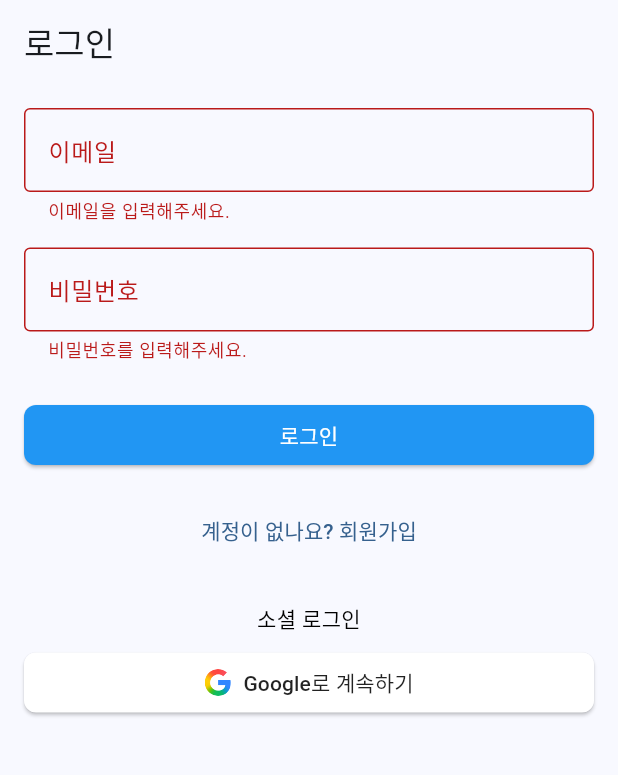
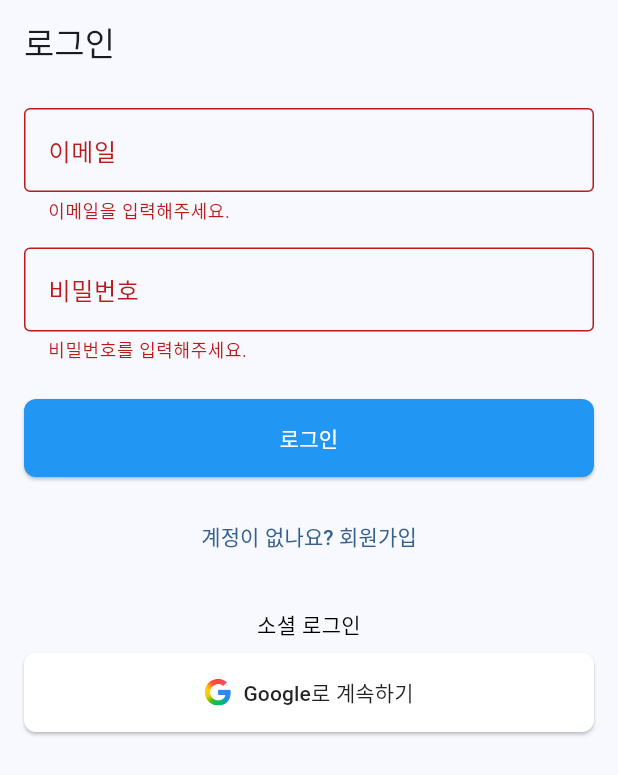
Before and after one commit to lbo728/lit-goal, a Flutter app: the screen it shows after launch, after a tap on "로그인", on a phone screen of 412 x 824 dp. Shown: the top 775 px of the screen. Run offline on Flutter 3.47's test engine with Material 3 defaults, Android fonts, the phone set to English and light mode, and no system bars; our stand-ins replace fl_chart, flutter_dotenv, flutter_svg, image_picker, supabase_flutter; accounts and stored records are empty.

Commit message:
feat(login): improve ui status

```diff
--- a/lib/main.dart
+++ b/lib/main.dart
@@ -5,8 +5,7 @@ import 'package:lit_goal/ui/reading/widgets/reading_chart_screen.dart';
 import 'package:supabase_flutter/supabase_flutter.dart';
 import 'package:provider/provider.dart';
 import 'package:lit_goal/ui/book/widgets/book_list_screen.dart';
-import 'package:lit_goal/ui/calendar/widgets/calendar_screen.dart';
-import 'package:lit_goal/ui/home/widgets/home_screen.dart';
+
 import 'package:lit_goal/ui/reading/widgets/reading_start_screen.dart';
 import 'package:lit_goal/config/app_config.dart';
 import 'package:lit_goal/data/repositories/book_repository.dart';
--- a/lib/ui/auth/widgets/login_screen.dart
+++ b/lib/ui/auth/widgets/login_screen.dart
@@ -15,7 +15,8 @@ class _LoginScreenState extends State<LoginScreen> {
   final _formKey = GlobalKey<FormState>();
   final _emailController = TextEditingController();
   final _passwordController = TextEditingController();
-  bool _isLoading = false;
+  bool _isEmailLoading = false;
+  bool _isGoogleLoading = false;
   bool _isSignUp = false;
   String? _name;
 
@@ -29,11 +30,12 @@ class _LoginScreenState extends State<LoginScreen> {
   Future<void> _handleEmailAuth() async {
     if (!_formKey.currentState!.validate()) return;
 
-    setState(() => _isLoading = true);
+    setState(() => _isEmailLoading = true);
 
     final authService = context.read<AuthService>();
     String? errorMessage;
 
+    try {
       if (_isSignUp) {
         errorMessage = await authService.signUpWithEmail(
           email: _emailController.text,
@@ -47,33 +49,103 @@ class _LoginScreenState extends State<LoginScreen> {
         );
       }
 
-    setState(() => _isLoading = false);
+      setState(() => _isEmailLoading = false);
 
       if (errorMessage != null && mounted) {
         ScaffoldMessenger.of(context).showSnackBar(
-        SnackBar(content: Text(mapAuthError(errorMessage))),
+          SnackBar(
+            content: Text(mapAuthError(errorMessage)),
+            backgroundColor: Colors.red,
+          ),
         );
+      } else if (mounted) {
+        if (!_isSignUp) {
+          ScaffoldMessenger.of(context).showSnackBar(
+            const SnackBar(
+              content: Text('로그인에 성공했습니다!'),
+              backgroundColor: Colors.green,
+              duration: Duration(seconds: 2),
+            ),
+          );
+
+          await Future.delayed(const Duration(milliseconds: 500));
+          if (mounted) {
+            Navigator.pushAndRemoveUntil(
+              context,
+              MaterialPageRoute(builder: (_) => const MainScreen()),
+              (route) => false,
+            );
+          }
+        } else {
+          ScaffoldMessenger.of(context).showSnackBar(
+            const SnackBar(
+              content: Text('회원가입이 완료되었습니다. 이메일을 확인해주세요.'),
+              backgroundColor: Colors.green,
+              duration: Duration(seconds: 3),
+            ),
+          );
+          setState(() => _isSignUp = false);
+        }
+      }
+    } catch (e) {
+      setState(() => _isEmailLoading = false);
+      if (mounted) {
+        ScaffoldMessenger.of(context).showSnackBar(
+          SnackBar(
+            content: Text('오류가 발생했습니다: $e'),
+            backgroundColor: Colors.red,
+          ),
+        );
+      }
     }
   }
 
   Future<void> _handleSocialAuth(
       Future<String?> Function() signInMethod) async {
-    setState(() => _isLoading = true);
+    setState(() => _isGoogleLoading = true);
 
+    try {
       final errorMessage = await signInMethod();
 
-    setState(() => _isLoading = false);
+      setState(() => _isGoogleLoading = false);
 
       if (errorMessage != null && mounted) {
         ScaffoldMessenger.of(context).showSnackBar(
-        SnackBar(content: Text(mapAuthError(errorMessage))),
+          SnackBar(
+            content: Text(mapAuthError(errorMessage)),
+            backgroundColor: Colors.red,
+          ),
         );
       } else if (mounted) {
+        // 소셜 로그인 성공
+        ScaffoldMessenger.of(context).showSnackBar(
+          const SnackBar(
+            content: Text('로그인에 성공했습니다!'),
+            backgroundColor: Colors.green,
+            duration: Duration(seconds: 2),
+          ),
+        );
+
+        // 잠시 후 메인 화면으로 이동
+        await Future.delayed(const Duration(milliseconds: 500));
+        if (mounted) {
           Navigator.pushAndRemoveUntil(
             context,
             MaterialPageRoute(builder: (_) => const MainScreen()),
             (route) => false,
           );
+        }
+      }
+    } catch (e) {
+      setState(() => _isGoogleLoading = false);
+      if (mounted) {
+        ScaffoldMessenger.of(context).showSnackBar(
+          SnackBar(
+            content: Text('오류가 발생했습니다: $e'),
+            backgroundColor: Colors.red,
+          ),
+        );
+      }
     }
   }
 
@@ -95,6 +167,8 @@ class _LoginScreenState extends State<LoginScreen> {
 
   @override
   Widget build(BuildContext context) {
+    final isAnyLoading = _isEmailLoading || _isGoogleLoading;
+
     return Scaffold(
       appBar: AppBar(
         title: Text(_isSignUp ? '회원가입' : '로그인'),
@@ -113,6 +187,7 @@ class _LoginScreenState extends State<LoginScreen> {
                     border: OutlineInputBorder(),
                   ),
                   onChanged: (value) => _name = value,
+                  enabled: !isAnyLoading,
                 ),
                 const SizedBox(height: 16),
               ],
@@ -123,6 +198,7 @@ class _LoginScreenState extends State<LoginScreen> {
                   border: OutlineInputBorder(),
                 ),
                 keyboardType: TextInputType.emailAddress,
+                enabled: !isAnyLoading,
                 validator: (value) {
                   if (value == null || value.isEmpty) {
                     return '이메일을 입력해주세요.';
@@ -141,6 +217,7 @@ class _LoginScreenState extends State<LoginScreen> {
                   border: OutlineInputBorder(),
                 ),
                 obscureText: true,
+                enabled: !isAnyLoading,
                 validator: (value) {
                   if (value == null || value.isEmpty) {
                     return '비밀번호를 입력해주세요.';
@@ -153,19 +230,30 @@ class _LoginScreenState extends State<LoginScreen> {
               ),
               const SizedBox(height: 24),
               ElevatedButton(
-                onPressed: _isLoading ? null : _handleEmailAuth,
+                onPressed: _isEmailLoading ? null : _handleEmailAuth,
                 style: ElevatedButton.styleFrom(
                   backgroundColor: Colors.blue,
                   foregroundColor: Colors.white,
                   shape: RoundedRectangleBorder(
                     borderRadius: BorderRadius.circular(8),
                   ),
+                  padding: const EdgeInsets.symmetric(vertical: 16),
                 ),
-                child: Text(_isSignUp ? '회원가입' : '로그인'),
+                child: _isEmailLoading
+                    ? const SizedBox(
+                        width: 20,
+                        height: 20,
+                        child: CircularProgressIndicator(
+                          strokeWidth: 2,
+                          valueColor:
+                              AlwaysStoppedAnimation<Color>(Colors.white),
+                        ),
+                      )
+                    : Text(_isSignUp ? '회원가입' : '로그인'),
               ),
               const SizedBox(height: 16),
               TextButton(
-                onPressed: _isLoading
+                onPressed: isAnyLoading
                     ? null
                     : () => setState(() => _isSignUp = !_isSignUp),
                 child: Text(_isSignUp ? '이미 계정이 있나요? 로그인' : '계정이 없나요? 회원가입'),
@@ -180,24 +268,9 @@ class _LoginScreenState extends State<LoginScreen> {
                   color: Colors.black,
                 ),
               ),
-              // const SizedBox(height: 16),
-              // ElevatedButton(
-              //   onPressed: _isLoading
-              //       ? null
-              //       : () => _handleSocialAuth(
-              //             context.read<AuthService>().signInWithKakao,
-              //           ),
-              //   style: ElevatedButton.styleFrom(
-              //     backgroundColor: const Color(0xFFFEE500),
-              //     foregroundColor: Colors.black87,
-              //   ),
-              //   child: const Text('카카오로 계속하기'),
-              // ),
-              const SizedBox(
-                height: 8,
-              ),
+              const SizedBox(height: 8),
               ElevatedButton(
-                onPressed: _isLoading
+                onPressed: _isGoogleLoading
                     ? null
                     : () => _handleSocialAuth(
                           context.read<AuthService>().signInWithGoogle,
@@ -208,18 +281,27 @@ class _LoginScreenState extends State<LoginScreen> {
                   shape: RoundedRectangleBorder(
                     borderRadius: BorderRadius.circular(8),
                   ),
+                  padding: const EdgeInsets.symmetric(vertical: 16),
                 ),
-                child: Row(
-                  mainAxisSize: MainAxisSize.min,
+                child: _isGoogleLoading
+                    ? const SizedBox(
+                        width: 20,
+                        height: 20,
+                        child: CircularProgressIndicator(
+                          strokeWidth: 2,
+                          valueColor:
+                              AlwaysStoppedAnimation<Color>(Colors.black87),
+                        ),
+                      )
+                    : Row(
+                        mainAxisAlignment: MainAxisAlignment.center,
                         children: [
                           SvgPicture.asset(
                             'assets/images/logo-google.svg',
                             width: 18,
                             height: 18,
                           ),
-                    const SizedBox(
-                      width: 8,
-                    ),
+                          const SizedBox(width: 8),
                           const Text('Google로 계속하기'),
                         ],
                       ),
```
Lines whose indentation alone changed are shown as unchanged.
